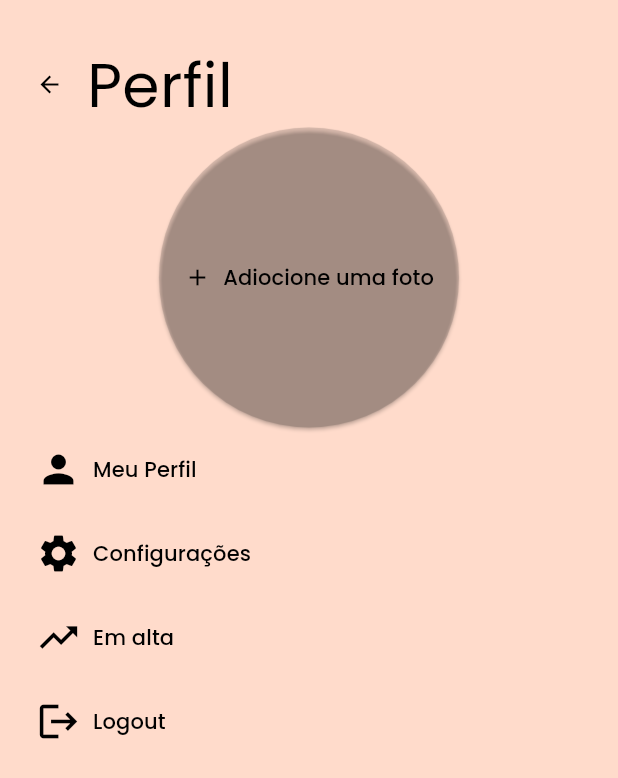
After one commit to felipeuematsu/flup_karaoke, a Flutter app: the ProfileView screen opened by its route, on a phone screen of 412 x 824 dp. The commit adds this screen. Shown: the top 778 px of the screen. Run offline on Flutter 3.47's test engine with Material 2 defaults, Android fonts, the phone set to English and light mode, and no system bars; drawn by our look-alikes of dynamic_color; our stand-ins replace auto_route, gap, get_it, infinite_scroll_pagination, isar, shared_preferences and 1 more; missing offline and left inert: karaoke_request_api; accounts and stored records are empty; generated files the repository leaves out were written again; network calls fail.

Commit message:
Criação da Aba de Perfil

```diff
--- a/lib/configuration/app_router.dart
+++ b/lib/configuration/app_router.dart
@@ -11,6 +11,7 @@ class AppRouter extends $AppRouter {
         AutoRoute(page: LoginRoute.page, path: '/server'),
         AutoRoute(page: SearchRoute.page, path: '/search'),
         AutoRoute(page: NowPlayingRoute.page, path: '/playing'),
+        AutoRoute(page: ProfileRoute.page, path: '/profile'),
         AutoRoute(page: AllPlaylistsRoute.page, path: '/playlists', children: [
           AutoRoute(page: PlaylistDetailsRoute.page, path: ':id'),
         ]),
--- a/lib/features/home/view/home_view.dart
+++ b/lib/features/home/view/home_view.dart
@@ -81,7 +81,7 @@ class _HomeViewState extends State<HomeView> with SingleTickerProviderStateMixin
                 HomeGridTile(title: FlupS.of(context).search, icon: Icons.search, route: const SearchRoute()),
                 HomeGridTile(title: FlupS.of(context).playlists, icon: Icons.music_note, route: const AllPlaylistsRoute()),
                 HomeGridTile(title: FlupS.of(context).nowPlaying, icon: Icons.play_arrow, route: const NowPlayingRoute()),
-                HomeGridTile(title: FlupS.of(context).profile, icon: Icons.person, route: const HomeRoute()),
+                HomeGridTile(title: FlupS.of(context).playlists, icon: Icons.person, route: const ProfileRoute()),
               ],
             ),
             const Spacer(),
--- /dev/null
+++ b/lib/features/singers/view/profile_view.dart
@@ -0,0 +1,134 @@
+import 'package:auto_route/annotations.dart';
+import 'package:flutter/material.dart';
+import 'package:flup_karaoke/helper/fish_assets.dart';
+
+@RoutePage()
+class ProfileView extends StatelessWidget {
+  const ProfileView({super.key});
+
+  @override
+  Widget build(BuildContext context) {
+    const fish = FishAssets.sad;
+    return Scaffold(
+      body: Center(
+        child: Padding(
+          padding: const EdgeInsets.all(8.0),
+          child: Column(
+            children: [
+              const SizedBox(height: 20),
+              Row(
+                children: [
+                  Align(
+                    alignment: Alignment.topLeft,
+                    child: ElevatedButton(
+                      onPressed: () => print('Teste5'),
+                      style: ElevatedButton.styleFrom(
+                        shape: const CircleBorder(),
+                        backgroundColor: Colors.transparent,
+                        elevation: 0,
+                      ),
+                      child: const Icon(
+                        Icons.arrow_back,
+                        color: Colors.black,
+                      ),
+                    ),
+                  ),
+                  const Text(
+                    'Perfil',
+                    style: TextStyle(
+                      fontSize: 40,
+                      color: Colors.black,
+                    ),
+                  )
+                ],
+              ),
+              SizedBox(
+                  width: 200,
+                  height: 200,
+                  child: ElevatedButton.icon(
+                    onPressed: () => print('Teste'),
+                    icon: const Icon(Icons.add, color: Colors.black,),
+                    label: const Text('Adiocione uma foto',
+                      style: TextStyle(color: Colors.black),
+                    ),
+                    style: ElevatedButton.styleFrom(
+                        shape: const CircleBorder(),
+                        backgroundColor: Colors.black12),
+                  )),
+              Align(
+                alignment: Alignment.centerLeft,
+                child: FloatingActionButton.extended(
+                  onPressed: () => print('teste22'),
+                  label: const Text(
+                    'Meu Perfil',
+                    style: TextStyle(color: Colors.black),
+                  ),
+                  backgroundColor: Colors.transparent,
+                  elevation: 0,
+                  icon: const Icon(
+                    Icons.person,
+                    color: Colors.black,
+                    size: 30,
+                  ),
+                ),
+              ),
+              Align(
+                alignment: Alignment.centerLeft,
+                child: FloatingActionButton.extended(
+                  onPressed: () => print('teste33'),
+                  label: const Text(
+                    'Configurações',
+                    style: TextStyle(color: Colors.black),
+                  ),
+                  backgroundColor: Colors.transparent,
+                  elevation: 0,
+                  icon: const Icon(
+                    Icons.settings,
+                    color: Colors.black,
+                    size: 30,
+                  ),
+                ),
+              ),
+              Align(
+                alignment: Alignment.centerLeft,
+                child: FloatingActionButton.extended(
+                  onPressed: () => print('teste45'),
+                  label: const Text(
+                    'Em alta',
+                    style: TextStyle(color: Colors.black),
+                  ),
+                  backgroundColor: Colors.transparent,
+                  elevation: 0,
+                  icon: const Icon(
+                    Icons.trending_up,
+                    color: Colors.black,
+                    size: 30,
+                  ),
+                ),
+              ),
+              Align(
+                alignment: Alignment.centerLeft,
+                child: FloatingActionButton.extended(
+                  onPressed: () => print('teste66'),
+                  label: const Text(
+                    'Logout',
+                    style: TextStyle(color: Colors.black),
+                  ),
+                  backgroundColor: Colors.transparent,
+                  elevation: 0,
+                  icon: const Icon(
+                    Icons.logout,
+                    color: Colors.black,
+                    size: 30,
+                  ),
+                ),
+              ),
+            ],
+          ),)
+        ,
+      )
+      ,
+    );
+  }
+}
+//Text('Adiocione uma foto', style: TextStyle(color: Colors.black),)
```
Also changed, not shown: lib/configuration/app_router.gr.dart.
